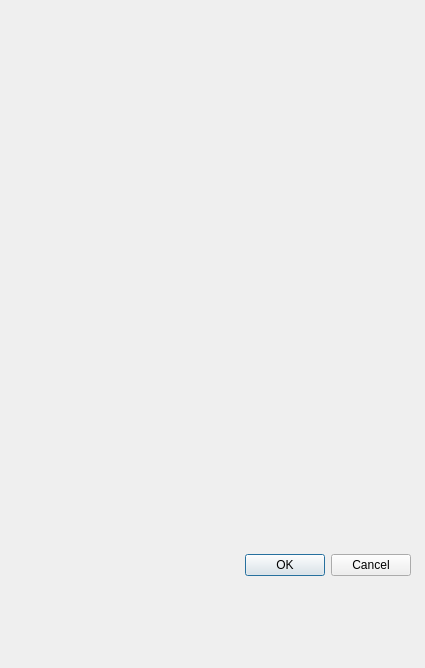
Old version of the form UI/Git_code_change_how_to_use.ui in the repository Kevin-Liou/GitCodeChange.
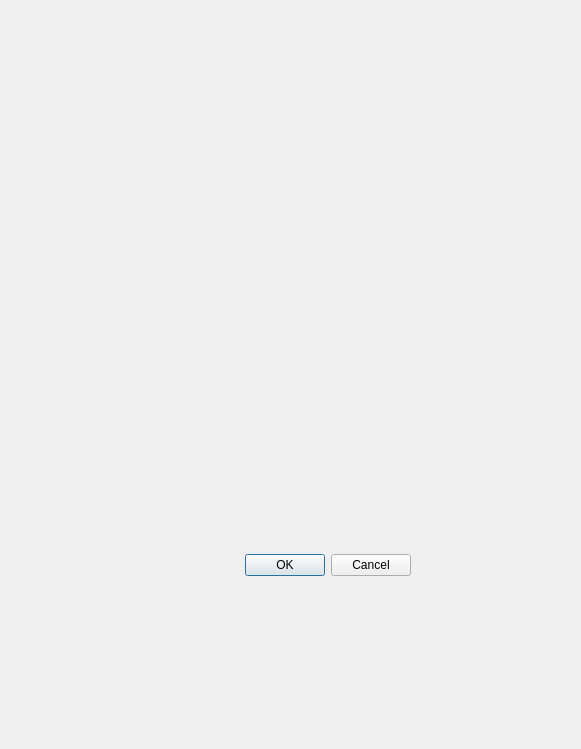
New version of the form.

```diff
--- a/UI/Git_code_change_how_to_use.ui
+++ b/UI/Git_code_change_how_to_use.ui
@@ -6,8 +6,8 @@
    <rect>
     <x>0</x>
     <y>0</y>
-    <width>425</width>
-    <height>668</height>
+    <width>581</width>
+    <height>749</height>
    </rect>
   </property>
   <property name="windowTitle">
```
